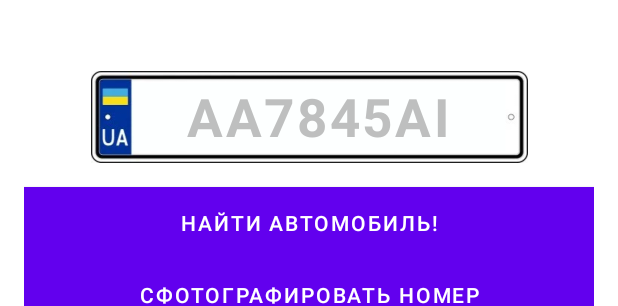
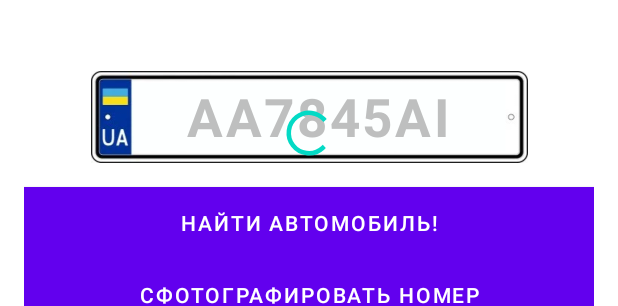
Before and after one commit to Tetrada32/CarsRecognition, an Android app: the layout home_screen_fragment.xml on its own in the app's theme, with its tools: preview values and no code run, on a phone screen of 412 x 824 dp. Shown: the part 301-607 px from the top of the screen. Run offline under Robolectric (Android 15) with nearby library versions, the phone set to English and light mode, and no system bars.

Commit message:
new app version 2

```diff
--- a/app/src/main/java/com/car_plate/car_plate_recognition/app/ui/home/HomeFragment.kt
+++ b/app/src/main/java/com/car_plate/car_plate_recognition/app/ui/home/HomeFragment.kt
@@ -55,6 +55,7 @@ class HomeFragment : BaseFragment<HomeScreenFragmentBinding>() {
 
     override fun setSubscribers() {
         viewModel.recognitionResult.observe(viewLifecycleOwner, Observer { setRecognitionResult(it) })
+        viewModel.errorEvent.observe(viewLifecycleOwner, Observer { showError(it.message.toString()) })
         viewModel.carData.observe(viewLifecycleOwner, Observer { showCarResult(it) })
     }
 
@@ -120,7 +121,7 @@ class HomeFragment : BaseFragment<HomeScreenFragmentBinding>() {
     }
 
     fun searchByText() {
-        viewModel.searchCarByText(binding.numberInput.text.toString())
+        viewModel.getCarInfoByPlateNumber(binding.numberInput.text.toString())
     }
 
     private fun ifIsStolen(isStolen: Boolean) : String {
--- a/app/src/main/res/layout/home_screen_fragment.xml
+++ b/app/src/main/res/layout/home_screen_fragment.xml
@@ -4,6 +4,8 @@
     xmlns:tools="http://schemas.android.com/tools">
 
     <data>
+
+        <import type="android.view.View" />
 
         <variable
             name="viewModel"
@@ -29,6 +31,7 @@
                 android:id="@+id/numberInputLayout"
                 android:layout_width="291dp"
                 android:layout_height="61dp"
+                android:visibility="@{viewModel.isLoading() ? View.VISIBLE : View.GONE}"
                 android:layout_marginTop="@dimen/grid_16"
                 app:layout_constraintEnd_toEndOf="parent"
                 app:layout_constraintStart_toStartOf="parent"
@@ -99,9 +102,9 @@
                 android:layout_height="wrap_content"
                 android:layout_marginStart="@dimen/grid_16"
                 android:layout_marginTop="@dimen/grid_16"
-                tools:text="Model: "
                 app:layout_constraintStart_toStartOf="parent"
-                app:layout_constraintTop_toBottomOf="@id/buttonMakePicture" />
+                app:layout_constraintTop_toBottomOf="@id/buttonMakePicture"
+                tools:text="Model: " />
 
             <TextView
                 android:id="@+id/tvCarYear"
@@ -109,9 +112,9 @@
                 android:layout_height="wrap_content"
                 android:layout_marginStart="@dimen/grid_16"
                 android:layout_marginTop="@dimen/grid_16"
-                tools:text="Year: "
                 app:layout_constraintStart_toStartOf="parent"
-                app:layout_constraintTop_toBottomOf="@id/tvCarModel" />
+                app:layout_constraintTop_toBottomOf="@id/tvCarModel"
+                tools:text="Year: " />
 
             <TextView
                 android:id="@+id/tvCarRegion"
@@ -119,9 +122,9 @@
                 android:layout_height="wrap_content"
                 android:layout_marginStart="@dimen/grid_16"
                 android:layout_marginTop="@dimen/grid_16"
-                tools:text="Region: "
                 app:layout_constraintStart_toStartOf="parent"
-                app:layout_constraintTop_toBottomOf="@id/tvCarYear" />
+                app:layout_constraintTop_toBottomOf="@id/tvCarYear"
+                tools:text="Region: " />
 
             <TextView
                 android:id="@+id/tvCarIsStolen"
@@ -129,9 +132,19 @@
                 android:layout_height="wrap_content"
                 android:layout_marginStart="@dimen/grid_16"
                 android:layout_marginTop="@dimen/grid_16"
-            tools:text="Is stolen: "
                 app:layout_constraintStart_toStartOf="parent"
-            app:layout_constraintTop_toBottomOf="@id/tvCarRegion" />
+                app:layout_constraintTop_toBottomOf="@id/tvCarRegion"
+                tools:text="Is stolen: " />
+
+            <ProgressBar
+                android:id="@+id/progress_circular"
+                android:layout_width="36dp"
+                android:layout_height="36dp"
+                android:visibility="@{viewModel.isLoading() ? View.VISIBLE : View.GONE}"
+                app:layout_constraintBottom_toBottomOf="parent"
+                app:layout_constraintEnd_toEndOf="parent"
+                app:layout_constraintStart_toStartOf="parent"
+                app:layout_constraintTop_toTopOf="parent" />
         </androidx.constraintlayout.widget.ConstraintLayout>
     </ScrollView>
 </layout>
```
Also changed, not shown: app/src/main/java/com/car_plate/car_plate_recognition/app/arch/BaseViewModel.kt (+1 -15 lines), app/src/main/java/com/car_plate/car_plate_recognition/app/ui/home/HomeViewModel.kt (+34 -10 lines). Lines whose indentation alone changed are shown as unchanged.
